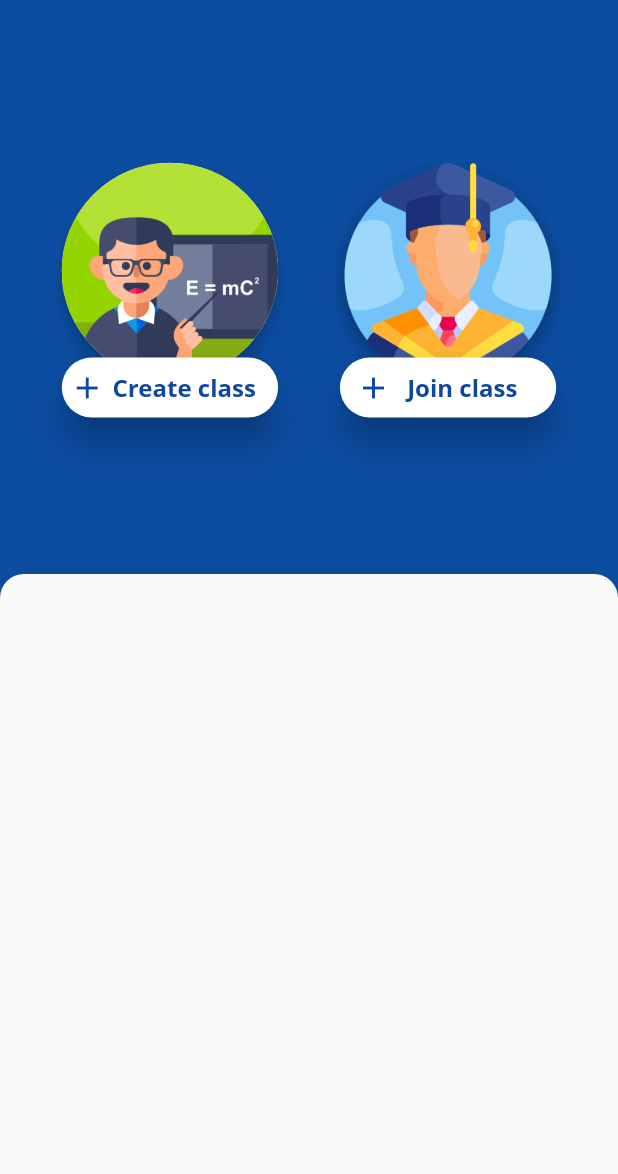
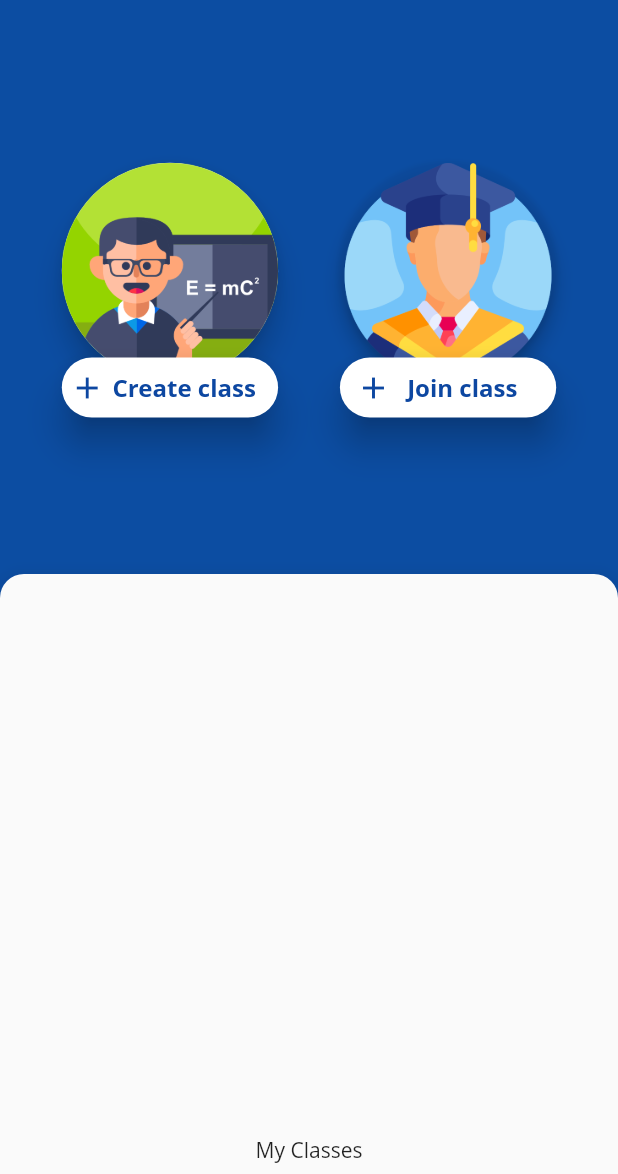
Before and after one commit to top2429/Justclass, a Flutter app: the screen it shows after launch, after a tap on the "add" icon, on a phone screen of 412 x 824 dp, the part 62-1236 px from its top. Run offline on Flutter 3.47's test engine with Material 2 defaults, Android fonts, the phone set to English and light mode, and no system bars; our stand-ins replace flutter_spinkit, google_sign_in; accounts and stored records are empty.

Commit message:
fixed error: homescreen is broken when the keyboard pops up, created structure for 2 forms of creating and joining classes.

```diff
--- a/lib/screens/home_screen.dart
+++ b/lib/screens/home_screen.dart
@@ -1,8 +1,7 @@
 import 'package:flutter/material.dart';
 import 'package:justclass/widgets/backdrop_scaffold.dart';
-import 'package:justclass/widgets/class_creating_button.dart';
-import 'package:justclass/widgets/class_joining_button.dart';
-import 'package:justclass/widgets/test_box.dart';
+import 'package:justclass/widgets/create_class_button.dart';
+import 'package:justclass/widgets/join_class_button.dart';
 
 class HomeScreen extends StatelessWidget {
   static const routeName = '/home';
@@ -20,7 +19,6 @@ class HomeScreen extends StatelessWidget {
       backlayerColor: Theme.of(context).backgroundColor,
       leading: IconButton(icon: const Icon(Icons.menu), onPressed: () {}),
       actions: <Widget>[IconButton(icon: const Icon(Icons.more_vert), onPressed: () {})],
-      frontLayer: _buildFrontLayer(),
       backLayer: LayoutBuilder(
         builder: (_, constraints) {
           final height = constraints.maxHeight - headerHeight;
@@ -30,11 +28,8 @@ class HomeScreen extends StatelessWidget {
           return _buildBackLayer(height, width);
         },
       ),
+      frontLayer: _buildFrontLayer(),
     );
-  }
-
-  Widget _buildFrontLayer() {
-    return Container();
   }
 
   Widget _buildBackLayer(double height, double width) {
@@ -43,10 +38,16 @@ class HomeScreen extends StatelessWidget {
       child: Row(
         mainAxisAlignment: MainAxisAlignment.spaceEvenly,
         children: <Widget>[
-          Container(height: height, width: width, child: Center(child: ClassCreatingButton())),
-          Container(height: height, width: width, child: Center(child: ClassJoiningButton())),
+          Container(height: height, width: width, child: Center(child: CreateClassButton())),
+          Container(height: height, width: width, child: Center(child: JoinClassButton())),
         ],
       ),
     );
   }
+
+  Widget _buildFrontLayer() {
+    return Container(
+      child: Center(child: Text('My Classes'),),
+    );
+  }
 }
--- a/lib/widgets/backdrop_scaffold.dart
+++ b/lib/widgets/backdrop_scaffold.dart
@@ -190,6 +190,7 @@ class _BackdropScaffoldState extends State<BackdropScaffold> with SingleTickerPr
       onWillPop: () => _willPopCallback(context),
       child: Scaffold(
         key: scaffoldKey,
+        resizeToAvoidBottomInset: false,
         appBar: AppBar(
           backgroundColor: widget.appBarColor,
           title: widget.title,
--- a/lib/widgets/class_joining_button.dart
+++ b/lib/widgets/create_class_button.dart
@@ -1,6 +1,28 @@
 import 'package:flutter/material.dart';
+import 'package:justclass/widgets/create_class_form.dart';
 
-class ClassJoiningButton extends StatelessWidget {
+class CreateClassButton extends StatefulWidget {
+  @override
+  _CreateClassButtonState createState() => _CreateClassButtonState();
+}
+
+class _CreateClassButtonState extends State<CreateClassButton> {
+  final data = NewClassData();
+
+  void _showCreateClassDialog(BuildContext context) {
+    showDialog(
+      context: context,
+      builder: (context) {
+        return Dialog(
+          shape: RoundedRectangleBorder(
+            borderRadius: BorderRadius.circular(5),
+          ),
+          child: CreateClassForm(data),
+        );
+      },
+    );
+  }
+
   @override
   Widget build(BuildContext _) {
     return LayoutBuilder(
@@ -21,10 +43,9 @@ class ClassJoiningButton extends StatelessWidget {
             Positioned(
               width: width,
               child: Material(
-                elevation: 5,
-                color: Colors.transparent,
+                elevation: 8,
                 shape: CircleBorder(),
-                child: Image.asset('assets/images/student.png', fit: BoxFit.contain),
+                child: Image.asset('assets/images/teacher.png', fit: BoxFit.contain),
               ),
             ),
             Positioned(
@@ -46,7 +67,7 @@ class ClassJoiningButton extends StatelessWidget {
                     Flexible(
                       child: FittedBox(
                         child: Text(
-                          'Join class',
+                          'Create class',
                           style: TextStyle(
                             color: Colors.blue.shade900,
                             fontWeight: FontWeight.bold,
@@ -58,7 +79,7 @@ class ClassJoiningButton extends StatelessWidget {
                     const SizedBox(width: 5),
                   ],
                 ),
-                onPressed: () {},
+                onPressed: () => _showCreateClassDialog(context),
               ),
             ),
           ],
```
Also changed, not shown: lib/widgets/create_class_form.dart (added, +58 -0 lines), lib/widgets/email_auth_form.dart (+18 -11 lines), lib/widgets/join_class_button.dart (renamed from lib/widgets/class_creating_button.dart, +21 -27 lines), lib/widgets/join_class_form.dart (added, +21 -0 lines), 1 other file.
